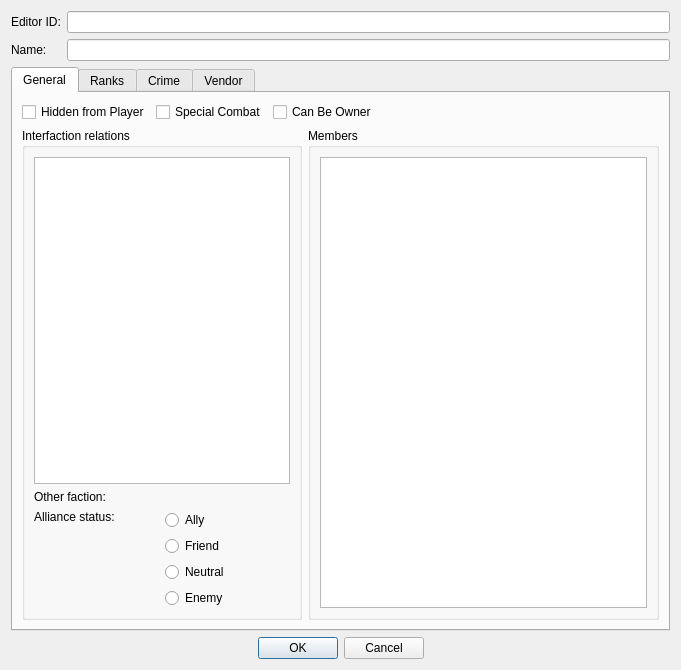
Above: native/src/DovahKit/ui/form_windows/faction.ui from DavidJCobb/DovahKit before the change. Below: the same form after it.
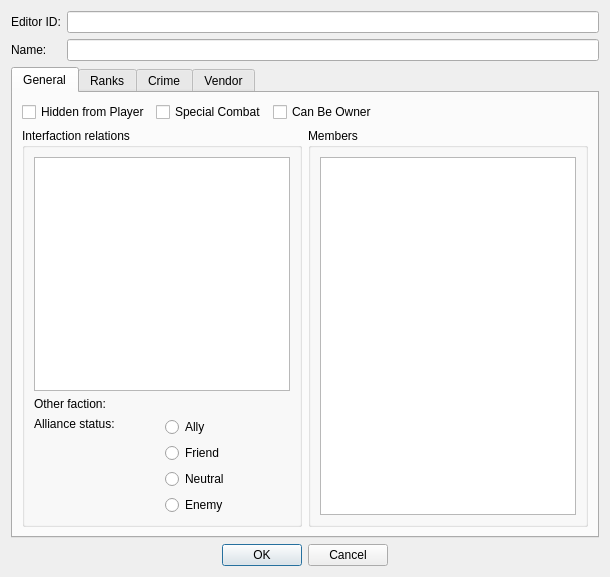
That is the form after the change. The open tabs and pages were chosen to show the change. Custom widgets are drawn as their Qt base class.

```diff
--- a/native/src/DovahKit/ui/form_windows/faction.ui
+++ b/native/src/DovahKit/ui/form_windows/faction.ui
@@ -2,14 +2,6 @@
 <ui version="4.0">
  <class>FormDialogFaction</class>
  <widget class="QDialog" name="FormDialogFaction">
-  <property name="geometry">
-   <rect>
-    <x>0</x>
-    <y>0</y>
-    <width>681</width>
-    <height>670</height>
-   </rect>
-  </property>
   <property name="windowTitle">
    <string>Faction</string>
   </property>
```
Left out of the diff: 5 changed lines with no effect on the pictures.
